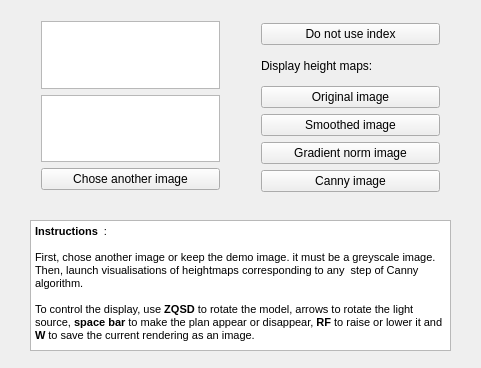
Above: src/mainwindow.ui from ameuleman/HeightMap-GL3.3 before the change. Below: the same form after it.
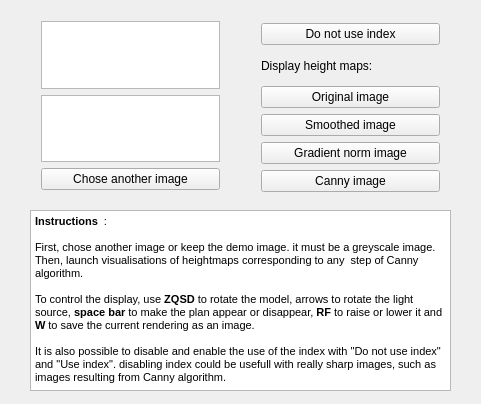
That is the form after the change.

Commit message: Enable to chose the use of the index

The edit to the form file:
```diff
--- a/src/mainwindow.ui
+++ b/src/mainwindow.ui
@@ -7,7 +7,7 @@
     <x>0</x>
     <y>0</y>
     <width>481</width>
-    <height>368</height>
+    <height>404</height>
    </rect>
   </property>
   <property name="windowTitle">
@@ -97,21 +97,23 @@
     <property name="geometry">
      <rect>
       <x>30</x>
-      <y>220</y>
+      <y>210</y>
       <width>421</width>
-      <height>131</height>
+      <height>181</height>
      </rect>
     </property>
     <property name="html">
      <string>&lt;!DOCTYPE HTML PUBLIC &quot;-//W3C//DTD HTML 4.0//EN&quot; &quot;http://www.w3.org/TR/REC-html40/strict.dtd&quot;&gt;
 &lt;html&gt;&lt;head&gt;&lt;meta name=&quot;qrichtext&quot; content=&quot;1&quot; /&gt;&lt;style type=&quot;text/css&quot;&gt;
 p, li { white-space: pre-wrap; }
-&lt;/style&gt;&lt;/head&gt;&lt;body style=&quot; font-family:'Ubuntu'; font-size:11pt; font-weight:400; font-style:normal;&quot;&gt;
-&lt;p style=&quot; margin-top:0px; margin-bottom:0px; margin-left:0px; margin-right:0px; -qt-block-indent:0; text-indent:0px;&quot;&gt;&lt;span style=&quot; font-family:'MS Shell Dlg 2'; font-size:8.25pt; font-weight:600;&quot;&gt;Instructions&lt;/span&gt;&lt;span style=&quot; font-family:'MS Shell Dlg 2'; font-size:8.25pt;&quot;&gt;  : &lt;/span&gt;&lt;/p&gt;
-&lt;p style=&quot;-qt-paragraph-type:empty; margin-top:0px; margin-bottom:0px; margin-left:0px; margin-right:0px; -qt-block-indent:0; text-indent:0px; font-family:'MS Shell Dlg 2'; font-size:8.25pt;&quot;&gt;&lt;br /&gt;&lt;/p&gt;
-&lt;p style=&quot; margin-top:0px; margin-bottom:0px; margin-left:0px; margin-right:0px; -qt-block-indent:0; text-indent:0px;&quot;&gt;&lt;span style=&quot; font-family:'MS Shell Dlg 2'; font-size:8.25pt;&quot;&gt;First, chose another image or keep the demo image. it must be a greyscale image. Then, launch visualisations of heightmaps corresponding to any  step of Canny algorithm.&lt;/span&gt;&lt;/p&gt;
-&lt;p style=&quot;-qt-paragraph-type:empty; margin-top:0px; margin-bottom:0px; margin-left:0px; margin-right:0px; -qt-block-indent:0; text-indent:0px; font-family:'MS Shell Dlg 2'; font-size:8.25pt;&quot;&gt;&lt;br /&gt;&lt;/p&gt;
-&lt;p style=&quot; margin-top:0px; margin-bottom:0px; margin-left:0px; margin-right:0px; -qt-block-indent:0; text-indent:0px;&quot;&gt;&lt;span style=&quot; font-family:'MS Shell Dlg 2'; font-size:8.25pt;&quot;&gt;To control the display, use &lt;/span&gt;&lt;span style=&quot; font-family:'MS Shell Dlg 2'; font-size:8.25pt; font-weight:600;&quot;&gt;ZQSD&lt;/span&gt;&lt;span style=&quot; font-family:'MS Shell Dlg 2'; font-size:8.25pt;&quot;&gt; to rotate the model, arrows to rotate the light source, &lt;/span&gt;&lt;span style=&quot; font-family:'MS Shell Dlg 2'; font-size:8.25pt; font-weight:600;&quot;&gt;space bar&lt;/span&gt;&lt;span style=&quot; font-family:'MS Shell Dlg 2'; font-size:8.25pt;&quot;&gt; to make the plan appear or disappear, &lt;/span&gt;&lt;span style=&quot; font-family:'MS Shell Dlg 2'; font-size:8.25pt; font-weight:600;&quot;&gt;RF&lt;/span&gt;&lt;span style=&quot; font-family:'MS Shell Dlg 2'; font-size:8.25pt;&quot;&gt; to raise or lower it and &lt;/span&gt;&lt;span style=&quot; font-family:'MS Shell Dlg 2'; font-size:8.25pt; font-weight:600;&quot;&gt;W&lt;/span&gt;&lt;span style=&quot; font-family:'MS Shell Dlg 2'; font-size:8.25pt;&quot;&gt; to save the current rendering as an image.&lt;/span&gt;&lt;/p&gt;&lt;/body&gt;&lt;/html&gt;</string>
+&lt;/style&gt;&lt;/head&gt;&lt;body style=&quot; font-family:'MS Shell Dlg 2'; font-size:8.25pt; font-weight:400; font-style:normal;&quot;&gt;
+&lt;p style=&quot; margin-top:0px; margin-bottom:0px; margin-left:0px; margin-right:0px; -qt-block-indent:0; text-indent:0px;&quot;&gt;&lt;span style=&quot; font-weight:600;&quot;&gt;Instructions&lt;/span&gt;  : &lt;/p&gt;
+&lt;p style=&quot;-qt-paragraph-type:empty; margin-top:0px; margin-bottom:0px; margin-left:0px; margin-right:0px; -qt-block-indent:0; text-indent:0px;&quot;&gt;&lt;br /&gt;&lt;/p&gt;
+&lt;p style=&quot; margin-top:0px; margin-bottom:0px; margin-left:0px; margin-right:0px; -qt-block-indent:0; text-indent:0px;&quot;&gt;First, chose another image or keep the demo image. it must be a greyscale image. Then, launch visualisations of heightmaps corresponding to any  step of Canny algorithm.&lt;/p&gt;
+&lt;p style=&quot;-qt-paragraph-type:empty; margin-top:0px; margin-bottom:0px; margin-left:0px; margin-right:0px; -qt-block-indent:0; text-indent:0px;&quot;&gt;&lt;br /&gt;&lt;/p&gt;
+&lt;p style=&quot; margin-top:0px; margin-bottom:0px; margin-left:0px; margin-right:0px; -qt-block-indent:0; text-indent:0px;&quot;&gt;To control the display, use &lt;span style=&quot; font-weight:600;&quot;&gt;ZQSD&lt;/span&gt; to rotate the model, arrows to rotate the light source, &lt;span style=&quot; font-weight:600;&quot;&gt;space bar&lt;/span&gt; to make the plan appear or disappear, &lt;span style=&quot; font-weight:600;&quot;&gt;RF&lt;/span&gt; to raise or lower it and &lt;span style=&quot; font-weight:600;&quot;&gt;W&lt;/span&gt; to save the current rendering as an image.&lt;/p&gt;
+&lt;p style=&quot;-qt-paragraph-type:empty; margin-top:0px; margin-bottom:0px; margin-left:0px; margin-right:0px; -qt-block-indent:0; text-indent:0px;&quot;&gt;&lt;br /&gt;&lt;/p&gt;
+&lt;p style=&quot; margin-top:0px; margin-bottom:0px; margin-left:0px; margin-right:0px; -qt-block-indent:0; text-indent:0px;&quot;&gt;It is also possible to disable and enable the use of the index with &amp;quot;Do not use index&amp;quot; and &amp;quot;Use index&amp;quot;. disabling index could be usefull with really sharp images, such as images resulting from Canny algorithm.&lt;/p&gt;&lt;/body&gt;&lt;/html&gt;</string>
     </property>
    </widget>
   </widget>
```
The commit also changes 7 other files.
